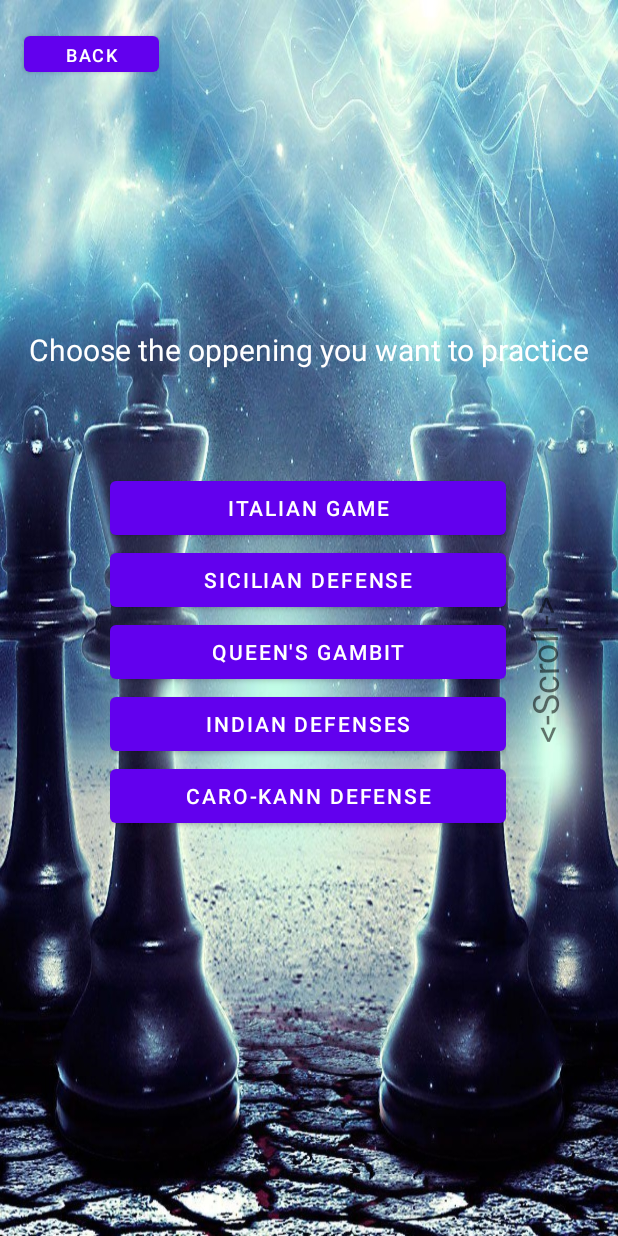
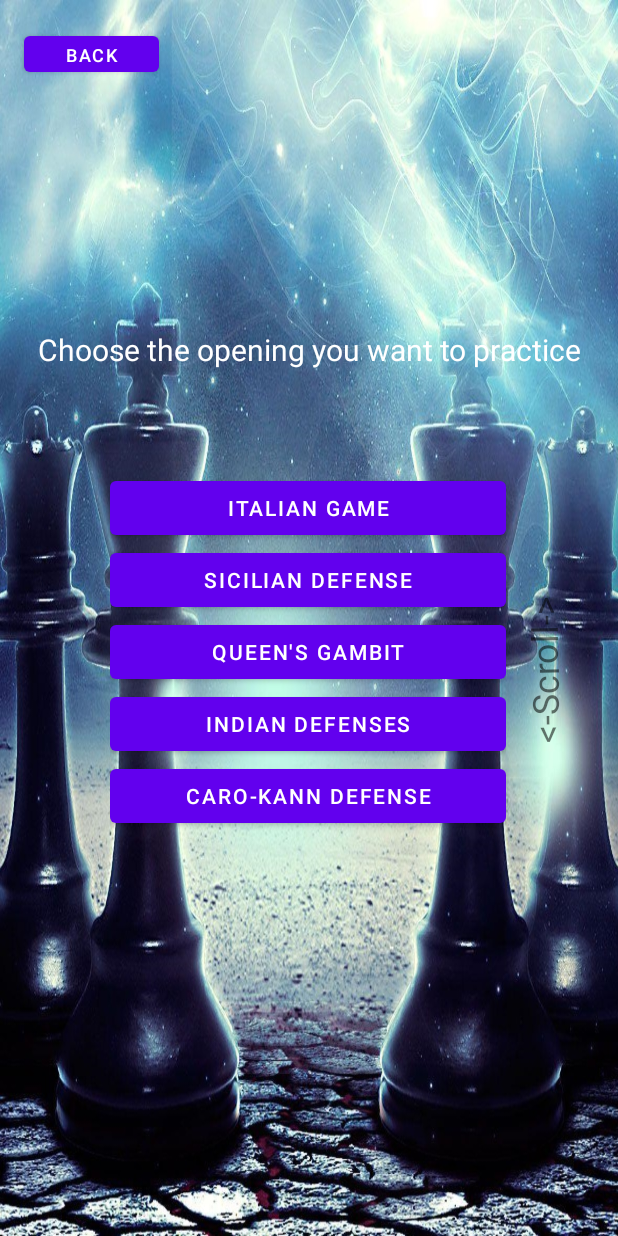
Before and after one commit to Amir228322/Project, an Android app: the layout activity_practice_.xml on its own in the app's theme, with its tools: preview values and no code run, on a phone screen of 412 x 824 dp. Run offline under Robolectric (Android 15) with nearby library versions, the phone set to English and light mode, and no system bars.

Commit message:
text fix

```diff
--- a/app/src/main/res/layout/activity_practice_.xml
+++ b/app/src/main/res/layout/activity_practice_.xml
@@ -78,7 +78,7 @@
         android:id="@+id/textView"
         android:layout_width="wrap_content"
         android:layout_height="wrap_content"
-        android:text="Choose the oppening you want to practice"
+        android:text="Choose the opening you want to practice"
         android:textColor="#FFFFFF"
         android:textSize="20sp"
         app:layout_constraintBottom_toBottomOf="parent"
```
